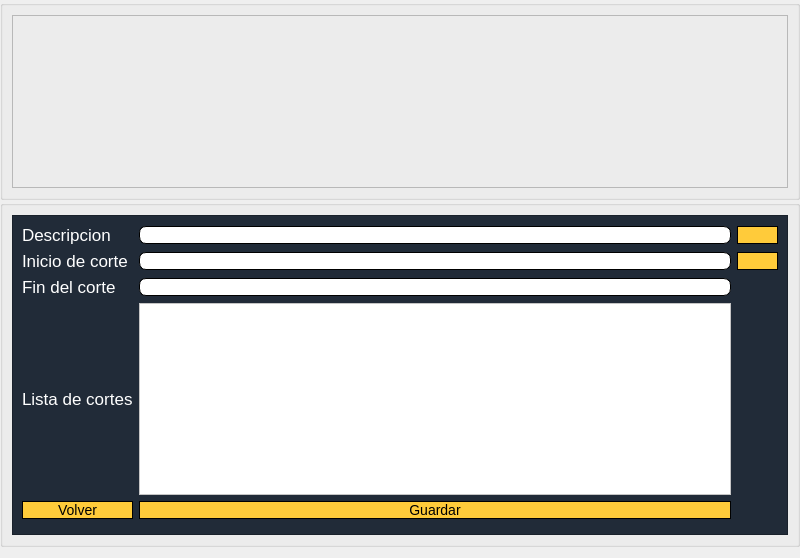
Before: the Qt Designer form OnlineRoutingMapper_dialog_base_mod_mapa.ui in valetobares11/EmergencyDispatcher, drawn with Qt 5.
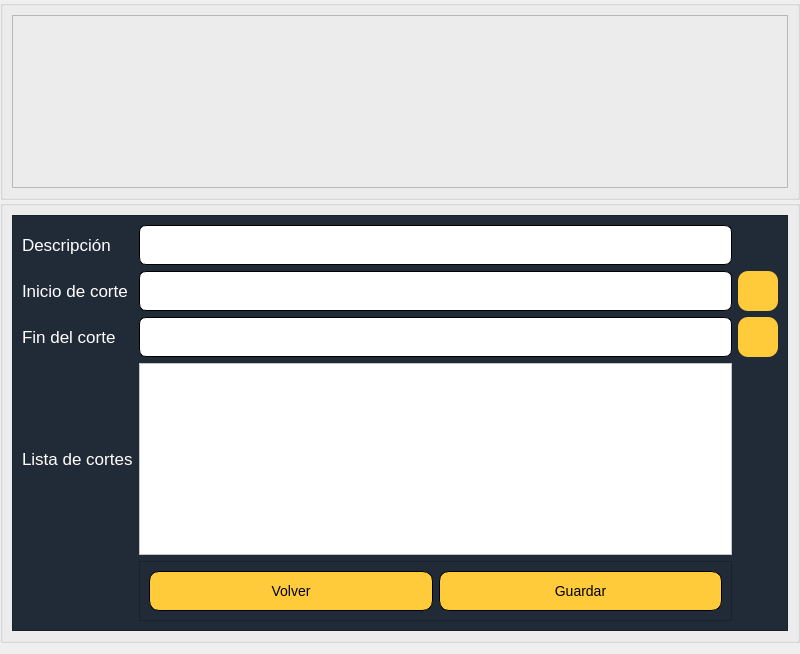
After: the same form once the commit is applied. Icons and pictures are not drawn.

```diff
--- a/OnlineRoutingMapper_dialog_base_mod_mapa.ui
+++ b/OnlineRoutingMapper_dialog_base_mod_mapa.ui
@@ -10,19 +10,19 @@
     <x>0</x>
     <y>0</y>
     <width>800</width>
-    <height>767</height>
+    <height>704</height>
    </rect>
   </property>
   <property name="sizePolicy">
-   <sizepolicy hsizetype="Expanding" vsizetype="Expanding">
+   <sizepolicy hsizetype="Fixed" vsizetype="Expanding">
     <horstretch>0</horstretch>
     <verstretch>0</verstretch>
    </sizepolicy>
   </property>
   <property name="minimumSize">
    <size>
-    <width>10</width>
-    <height>10</height>
+    <width>400</width>
+    <height>400</height>
    </size>
   </property>
   <property name="maximumSize">
@@ -83,6 +83,18 @@
      <layout class="QVBoxLayout" name="verticalLayout">
       <item>
        <widget class="QFrame" name="frame">
+        <property name="sizePolicy">
+         <sizepolicy hsizetype="Expanding" vsizetype="Fixed">
+          <horstretch>0</horstretch>
+          <verstretch>0</verstretch>
+         </sizepolicy>
+        </property>
+        <property name="minimumSize">
+         <size>
+          <width>100</width>
+          <height>100</height>
+         </size>
+        </property>
         <property name="styleSheet">
          <string notr="true">background-color: rgb(33, 43, 56);</string>
         </property>
@@ -98,6 +110,12 @@
            <property name="enabled">
             <bool>true</bool>
            </property>
+           <property name="minimumSize">
+            <size>
+             <width>0</width>
+             <height>40</height>
+            </size>
+           </property>
            <property name="styleSheet">
             <string notr="true">background-color: rgb(255, 255, 255);
 border-radius:7px;
@@ -110,6 +128,34 @@
            </property>
           </widget>
          </item>
+         <item row="4" column="2">
+          <widget class="QPushButton" name="startBtn">
+           <property name="minimumSize">
+            <size>
+             <width>40</width>
+             <height>40</height>
+            </size>
+           </property>
+           <property name="styleSheet">
+            <string notr="true">QPushButton {
+font-size:14px;
+background-color:#ffcb3a;
+border-radius: 10px;
+}
+
+QPushButton:hover {
+background-color: #FF0000;
+}</string>
+           </property>
+           <property name="text">
+            <string/>
+           </property>
+           <property name="icon">
+            <iconset>
+             <normaloff>sonidos/Logos/coordenada.png</normaloff>sonidos/Logos/coordenada.png</iconset>
+           </property>
+          </widget>
+         </item>
          <item row="7" column="0">
           <widget class="QLabel" name="stopLbl">
            <property name="font">
@@ -140,35 +186,100 @@
            </property>
           </widget>
          </item>
-         <item row="12" column="0">
-          <widget class="QFrame" name="frame_5">
+         <item row="9" column="0">
+          <widget class="QLabel" name="stopLbl_2">
+           <property name="font">
+            <font>
+             <pointsize>13</pointsize>
+            </font>
+           </property>
+           <property name="styleSheet">
+            <string notr="true">color: rgb(255, 255, 255);</string>
+           </property>
+           <property name="text">
+            <string>Lista de cortes</string>
+           </property>
+          </widget>
+         </item>
+         <item row="4" column="1">
+          <widget class="QLineEdit" name="stopTxt">
+           <property name="minimumSize">
+            <size>
+             <width>0</width>
+             <height>40</height>
+            </size>
+           </property>
+           <property name="styleSheet">
+            <string notr="true">background-color: rgb(255, 255, 255);
+border-radius:7px;
+border:1px solid black</string>
+           </property>
+           <property name="readOnly">
+            <bool>true</bool>
+           </property>
+          </widget>
+         </item>
+         <item row="1" column="0">
+          <widget class="QLabel" name="startLlb_2">
+           <property name="font">
+            <font>
+             <pointsize>13</pointsize>
+            </font>
+           </property>
+           <property name="styleSheet">
+            <string notr="true">color: rgb(255, 255, 255);</string>
+           </property>
+           <property name="text">
+            <string>Descripción</string>
+           </property>
+          </widget>
+         </item>
+         <item row="1" column="1">
+          <widget class="QLineEdit" name="descripcionTxt">
+           <property name="minimumSize">
+            <size>
+             <width>0</width>
+             <height>40</height>
+            </size>
+           </property>
+           <property name="styleSheet">
+            <string notr="true">background-color: rgb(255, 255, 255);
+border-radius:7px;
+border:1px solid black</string>
+           </property>
+          </widget>
+         </item>
+         <item row="10" column="1">
+          <widget class="QFrame" name="frame_2">
+           <property name="minimumSize">
+            <size>
+             <width>0</width>
+             <height>50</height>
+            </size>
+           </property>
            <property name="frameShape">
             <enum>QFrame::StyledPanel</enum>
            </property>
            <property name="frameShadow">
             <enum>QFrame::Raised</enum>
            </property>
-          </widget>
-         </item>
-         <item row="1" column="0">
-          <widget class="QLabel" name="startLlb_2">
-           <property name="font">
-            <font>
-             <pointsize>13</pointsize>
-            </font>
-           </property>
-           <property name="styleSheet">
-            <string notr="true">color: rgb(255, 255, 255);</string>
-           </property>
-           <property name="text">
-            <string>Descripcion</string>
-           </property>
-          </widget>
-         </item>
-         <item row="4" column="2">
-          <widget class="QPushButton" name="startBtn">
-           <property name="styleSheet">
-            <string notr="true">QPushButton {
+           <layout class="QHBoxLayout" name="horizontalLayout_2">
+            <item>
+             <widget class="QPushButton" name="volver">
+              <property name="minimumSize">
+               <size>
+                <width>0</width>
+                <height>40</height>
+               </size>
+              </property>
+              <property name="sizeIncrement">
+               <size>
+                <width>0</width>
+                <height>40</height>
+               </size>
+              </property>
+              <property name="styleSheet">
+               <string notr="true">QPushButton {
 font-size:14px;
 background-color:#ffcb3a;
 border-radius: 10px;
@@ -178,29 +289,44 @@
 QPushButton:hover {
 background-color: #FF0000;
 }</string>
-           </property>
-           <property name="text">
-            <string/>
-           </property>
-           <property name="icon">
-            <iconset>
-             <normaloff>../../../../../../../../../.designer/backup/sonidos/Logos/coordenada.png</normaloff>../../../../../../../../../.designer/backup/sonidos/Logos/coordenada.png</iconset>
-           </property>
-          </widget>
-         </item>
-         <item row="9" column="0">
-          <widget class="QLabel" name="stopLbl_2">
-           <property name="font">
-            <font>
-             <pointsize>13</pointsize>
-            </font>
-           </property>
-           <property name="styleSheet">
-            <string notr="true">color: rgb(255, 255, 255);</string>
-           </property>
-           <property name="text">
-            <string>Lista de cortes</string>
-           </property>
+              </property>
+              <property name="text">
+               <string>Volver</string>
+              </property>
+             </widget>
+            </item>
+            <item>
+             <widget class="QPushButton" name="aceptar">
+              <property name="minimumSize">
+               <size>
+                <width>0</width>
+                <height>40</height>
+               </size>
+              </property>
+              <property name="sizeIncrement">
+               <size>
+                <width>0</width>
+                <height>40</height>
+               </size>
+              </property>
+              <property name="styleSheet">
+               <string notr="true">QPushButton {
+font-size:14px;
+background-color:#ffcb3a;
+border-radius: 10px;
+border: 1px solid black;
+}
+
+QPushButton:hover {
+background-color: #FF0000;
+}</string>
+              </property>
+              <property name="text">
+               <string>Guardar</string>
+              </property>
+             </widget>
+            </item>
+           </layout>
           </widget>
          </item>
          <item row="9" column="1">
@@ -210,14 +336,19 @@
            </property>
           </widget>
          </item>
-         <item row="1" column="2">
+         <item row="7" column="2">
           <widget class="QPushButton" name="stopBtn">
+           <property name="minimumSize">
+            <size>
+             <width>40</width>
+             <height>40</height>
+            </size>
+           </property>
            <property name="styleSheet">
             <string notr="true">QPushButton {
 font-size:14px;
 background-color:#ffcb3a;
 border-radius: 10px;
-border: 1px solid black;
 }
 
 QPushButton:hover {
@@ -229,66 +360,7 @@
            </property>
            <property name="icon">
             <iconset>
-             <normaloff>../../../../../../../../../.designer/backup/sonidos/Logos/coordenada.png</normaloff>../../../../../../../../../.designer/backup/sonidos/Logos/coordenada.png</iconset>
-           </property>
-          </widget>
-         </item>
-         <item row="1" column="1">
-          <widget class="QLineEdit" name="descripcionTxt">
-           <property name="styleSheet">
-            <string notr="true">background-color: rgb(255, 255, 255);
-border-radius:7px;
-border:1px solid black</string>
-           </property>
-          </widget>
-         </item>
-         <item row="4" column="1">
-          <widget class="QLineEdit" name="stopTxt">
-           <property name="styleSheet">
-            <string notr="true">background-color: rgb(255, 255, 255);
-border-radius:7px;
-border:1px solid black</string>
-           </property>
-           <property name="readOnly">
-            <bool>true</bool>
-           </property>
-          </widget>
-         </item>
-         <item row="11" column="1">
-          <widget class="QPushButton" name="aceptar">
-           <property name="styleSheet">
-            <string notr="true">QPushButton {
-font-size:14px;
-background-color:#ffcb3a;
-border-radius: 10px;
-border: 1px solid black;
-}
-
-QPushButton:hover {
-background-color: #FF0000;
-}</string>
-           </property>
-           <property name="text">
-            <string>Guardar</string>
-           </property>
-          </widget>
-         </item>
-         <item row="11" column="0">
-          <widget class="QPushButton" name="volver">
-           <property name="styleSheet">
-            <string notr="true">QPushButton {
-font-size:14px;
-background-color:#ffcb3a;
-border-radius: 10px;
-border: 1px solid black;
-}
-
-QPushButton:hover {
-background-color: #FF0000;
-}</string>
-           </property>
-           <property name="text">
-            <string>Volver</string>
+             <normaloff>sonidos/Logos/coordenada.png</normaloff>sonidos/Logos/coordenada.png</iconset>
            </property>
           </widget>
          </item>
```
Left out of the diff: 6 changed lines with no effect on the pictures.
